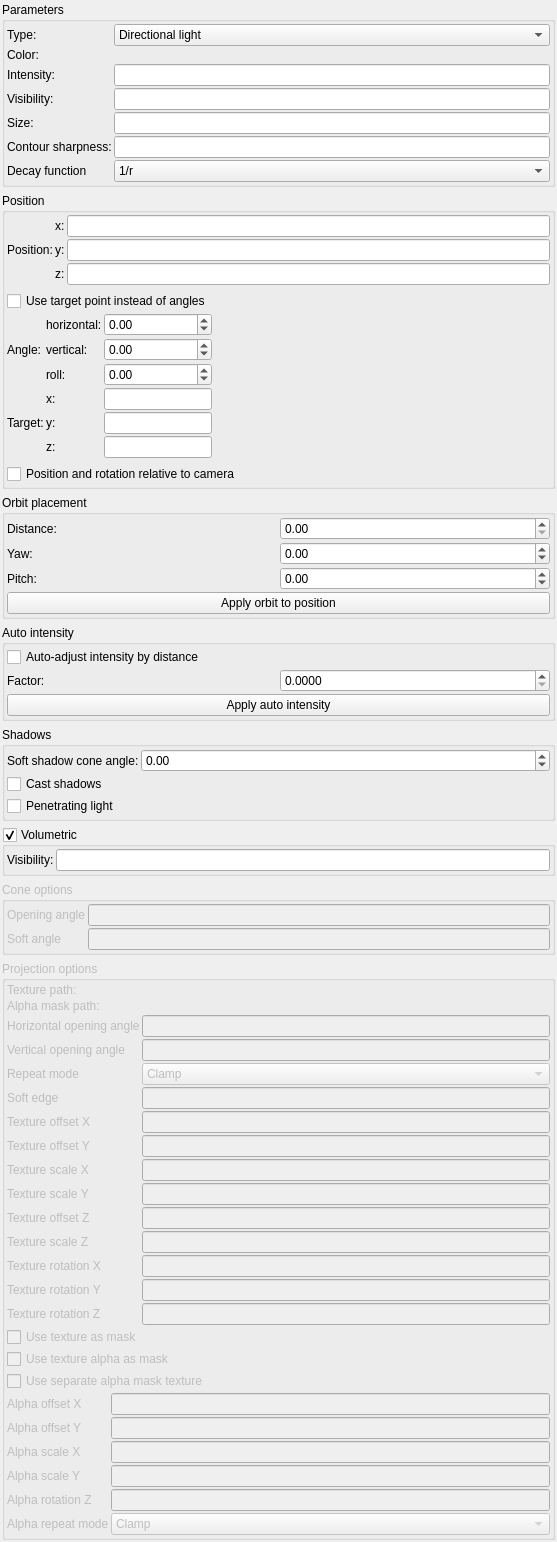
Old version of the form mandelbulber2/qt/light_editor.ui in the repository irinox-ctrl/mandelbulber2.
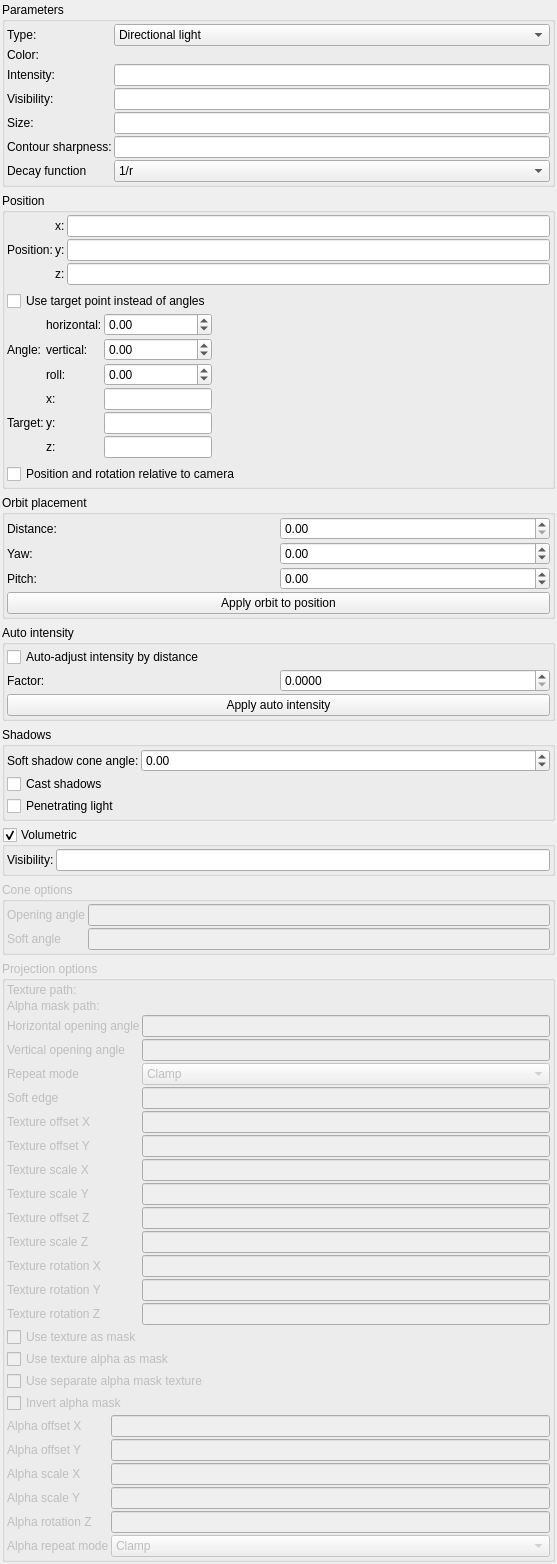
New version of the form. Icons and pictures are not drawn. Custom widgets are drawn as their Qt base class.

Commit message: feat: Add projectionInvertAlphaMask for AUX light projection masks

Patch:
```diff
--- a/mandelbulber2/qt/light_editor.ui
+++ b/mandelbulber2/qt/light_editor.ui
@@ -1374,6 +1374,16 @@
           </property>
          </widget>
         </item>
+        <item row="16" column="0" colspan="2">
+         <widget class="MyCheckBox" name="checkBox_projection_invert_alpha_mask">
+          <property name="toolTip">
+           <string>&lt;html&gt;&lt;head/&gt;&lt;body&gt;&lt;p&gt;Invert the alpha mask. Black areas become fully lit and white areas become dark.&lt;/p&gt;&lt;/body&gt;&lt;/html&gt;</string>
+          </property>
+          <property name="text">
+           <string>Invert alpha mask</string>
+          </property>
+         </widget>
+        </item>
        </layout>
       </item>
       <item>
```
The commit also changes 8 other files.
